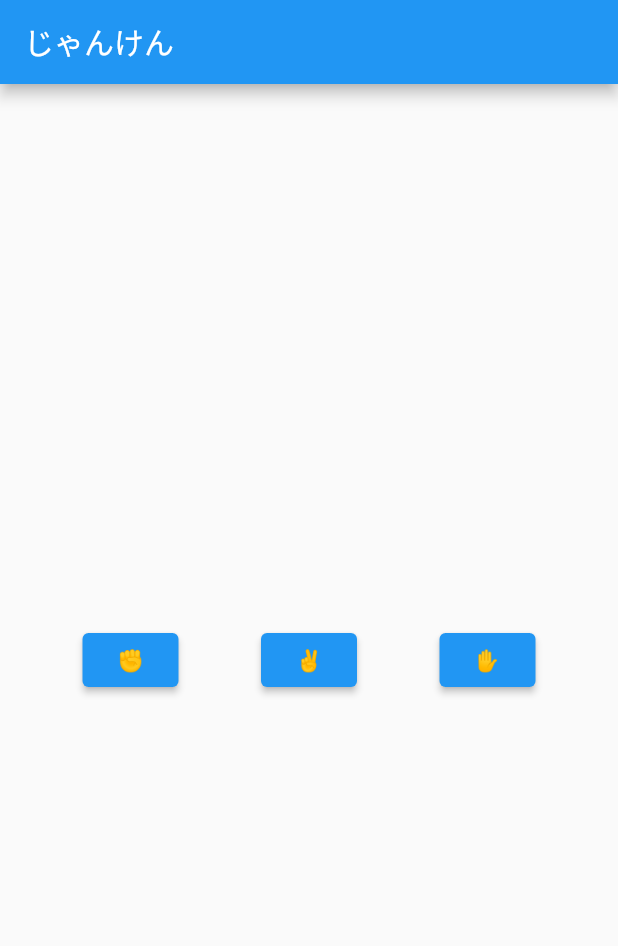
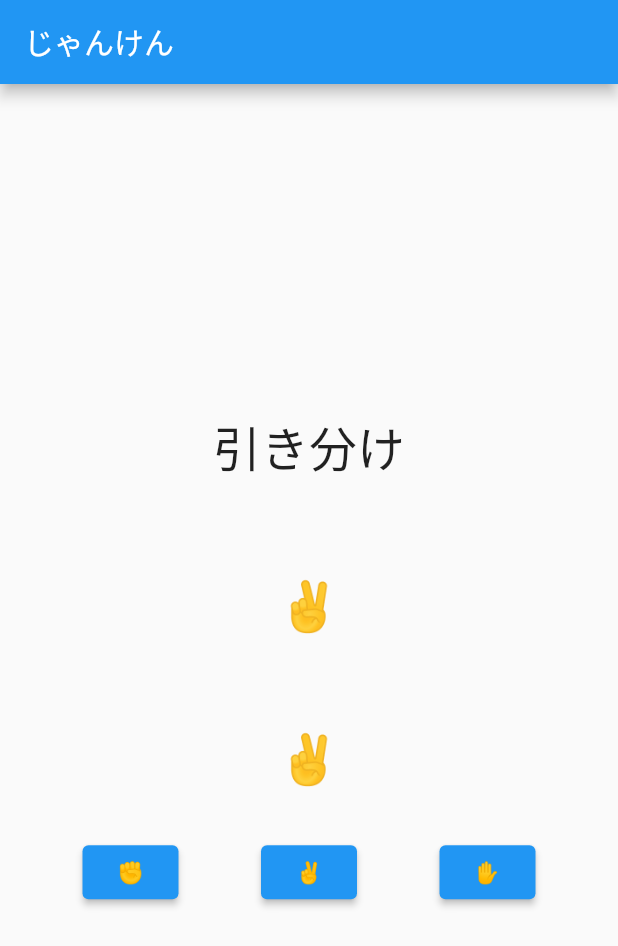
Before and after one commit to utataneapp/Janken, a Flutter app: the screen it shows after launch, after a tap on "✌️", on a phone screen of 412 x 824 dp. Shown: the top 946 px of the screen. Run offline on Flutter 3.47's test engine with Material 2 defaults, Android fonts, the phone set to English and light mode, and no system bars.

Commit message:
update:完成

```diff
--- a/lib/main.dart
+++ b/lib/main.dart
@@ -1,3 +1,5 @@
+import 'dart:math';
+
 import 'package:flutter/material.dart';
 
 void main() {
@@ -23,6 +25,47 @@ class JankenPage extends StatefulWidget {
 }
 
 class _JankenPageState extends State<JankenPage> {
+  String myHand = "✊";
+  String computerHand = "✊";
+  String result = "";
+
+  void selectHand(String selectedHand) {
+    myHand = selectedHand;
+    generateComputerHand();
+    judge();
+    setState(() {});
+  }
+
+  void generateComputerHand() {
+    final randomNumber = (Random().nextInt(3));
+    computerHand = randomNumberToHand(randomNumber);
+  }
+
+  String randomNumberToHand(int randomNumber) {
+    switch (randomNumber) {
+      case 0:
+        return '✊';
+      case 1:
+        return '✌️';
+      case 2:
+        return "✋";
+      default:
+        return '✊';
+    }
+  }
+
+  void judge() {
+    if (computerHand == myHand) {
+      result = "引き分け";
+    } else if (myHand == "✊" && computerHand == "✌️" ||
+        myHand == "✌️" && computerHand == "✋" ||
+        myHand == "✋" && computerHand == "✊") {
+      result = "勝ち";
+    } else {
+      result = '負け';
+    }
+  }
+
   @override
   Widget build(BuildContext context) {
     return Scaffold(
@@ -30,26 +73,52 @@ class _JankenPageState extends State<JankenPage> {
         title: Text('じゃんけん'),
       ),
       body: Center(
-        child: Row(
+        child: Column(
+          mainAxisAlignment: MainAxisAlignment.center,
+          children: [
+            Text(
+              result,
+              style: TextStyle(fontSize: 32),
+            ),
+            SizedBox(
+              height: 64,
+            ),
+            Text(
+              computerHand,
+              style: TextStyle(fontSize: 32),
+            ),
+            SizedBox(
+              height: 64,
+            ),
+            Text(
+              myHand,
+              style: TextStyle(fontSize: 32),
+            ),
+            SizedBox(
+              height: 32,
+            ),
+            Row(
               mainAxisAlignment: MainAxisAlignment.spaceEvenly,
               children: [
                 ElevatedButton(
                   onPressed: () {
-                print('✊');
+                    selectHand("✊");
                   },
                   child: Text('✊'),
                 ),
                 ElevatedButton(
                   onPressed: () {
-                print('✌️');
+                    selectHand("✌️");
                   },
                   child: Text('✌️'),
                 ),
                 ElevatedButton(
                   onPressed: () {
-                print('✋');
+                    selectHand("✋");
                   },
                   child: Text('✋'),
+                ),
+              ],
             ),
           ],
         ),
```
Lines whose indentation alone changed are shown as unchanged.
